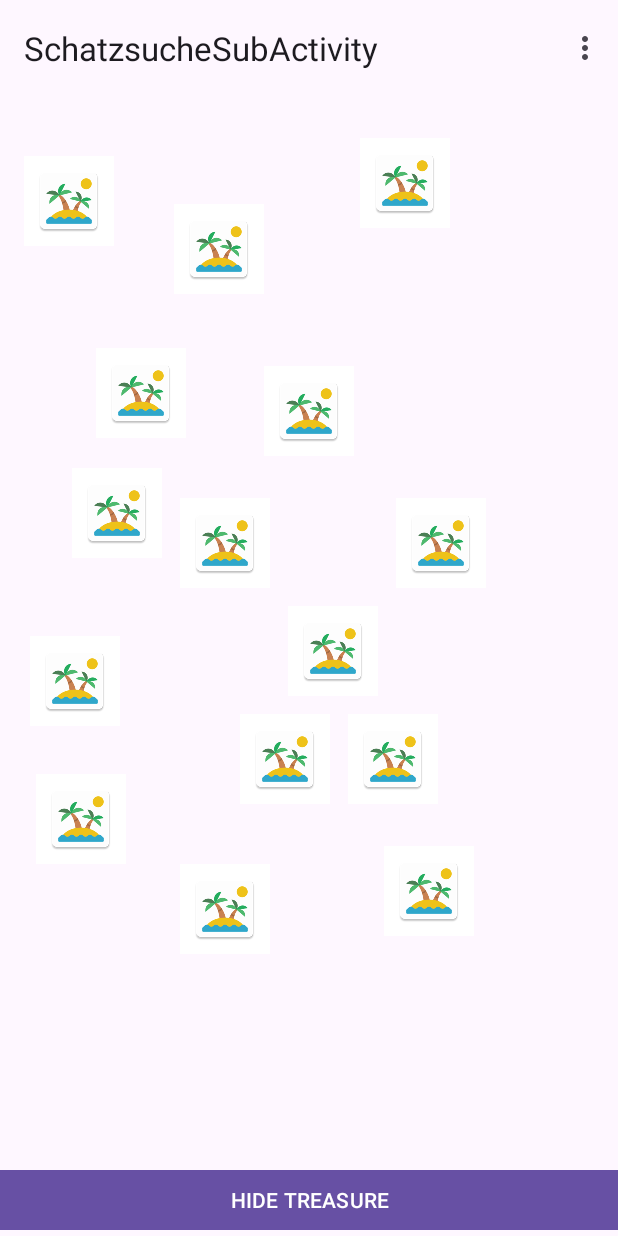
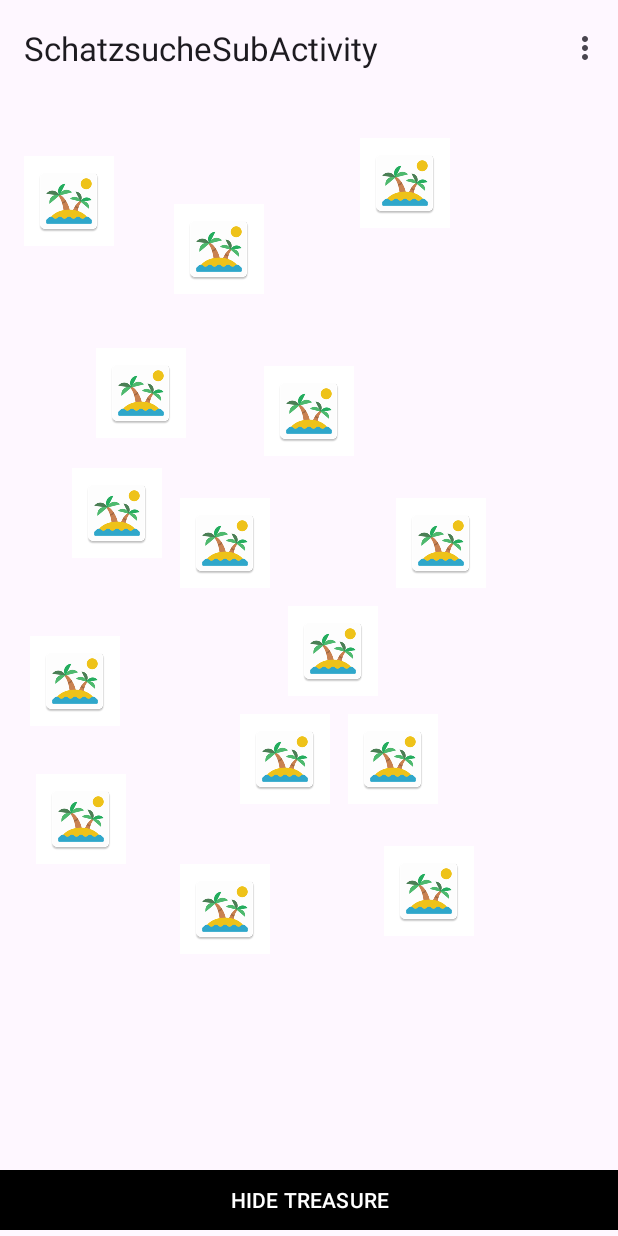
Before and after one commit to rothnina/SchatzsucheSubActivity, an Android app: the screen it shows after launch (MainActivity), on a phone screen of 412 x 824 dp. Run offline under Robolectric (Android 15) with nearby library versions, the phone set to English and light mode, and no system bars; our stand-ins replace navigation-ui.

Commit message:
Add theme (doesn't work correctly so far)

```diff
--- a/app/src/main/res/values/colors.xml
+++ b/app/src/main/res/values/colors.xml
@@ -2,4 +2,7 @@
 <resources>
     <color name="black">#FF000000</color>
     <color name="white">#FFFFFFFF</color>
+    <color name="primaryColor">#FF68bd08</color>
+    <color name="secondColor">#FF108ef6</color>
+    <color name="thirthColor">#FFF5FB0B</color>
 </resources>
--- a/app/src/main/res/values/themes.xml
+++ b/app/src/main/res/values/themes.xml
@@ -3,7 +3,31 @@
     <style name="Base.Theme.SchatzsucheSubActivity" parent="Theme.Material3.DayNight.NoActionBar">
         <!-- Customize your light theme here. -->
         <!-- <item name="colorPrimary">@color/my_light_primary</item> -->
+        <item name="colorPrimary">
+            @color/black
+        </item>
+        <item name="android:button">
+            @style/btn
+        </item>
     </style>
+
+    <style name="appBar"
+        parent="android:TextAppearance.Holo.Widget.ActionBar.Menu">
+        <item name="android:textColor">
+            @color/secondColor
+        </item>
+    </style>
+
+    <style name="btn"
+        parent="android:Widget.Button">
+        <item name="android:background">
+            @color/secondColor
+        </item>
+        <item name="android:textColor">
+            @color/white
+        </item>
+    </style>
+
 
     <style name="Theme.SchatzsucheSubActivity" parent="Base.Theme.SchatzsucheSubActivity" />
 </resources>
```
